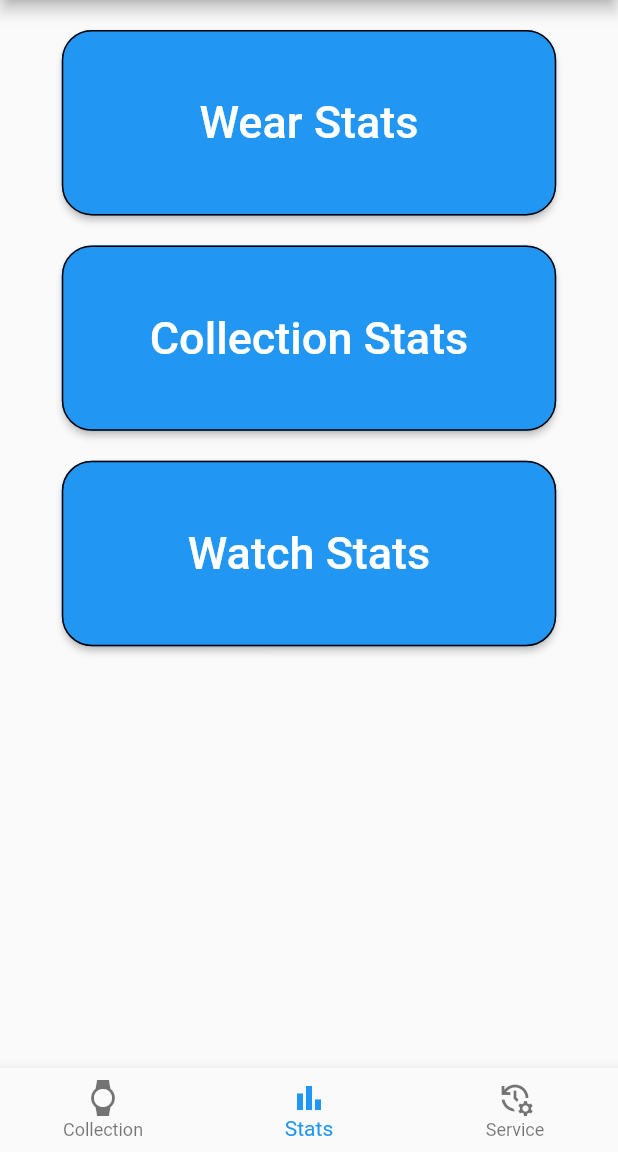
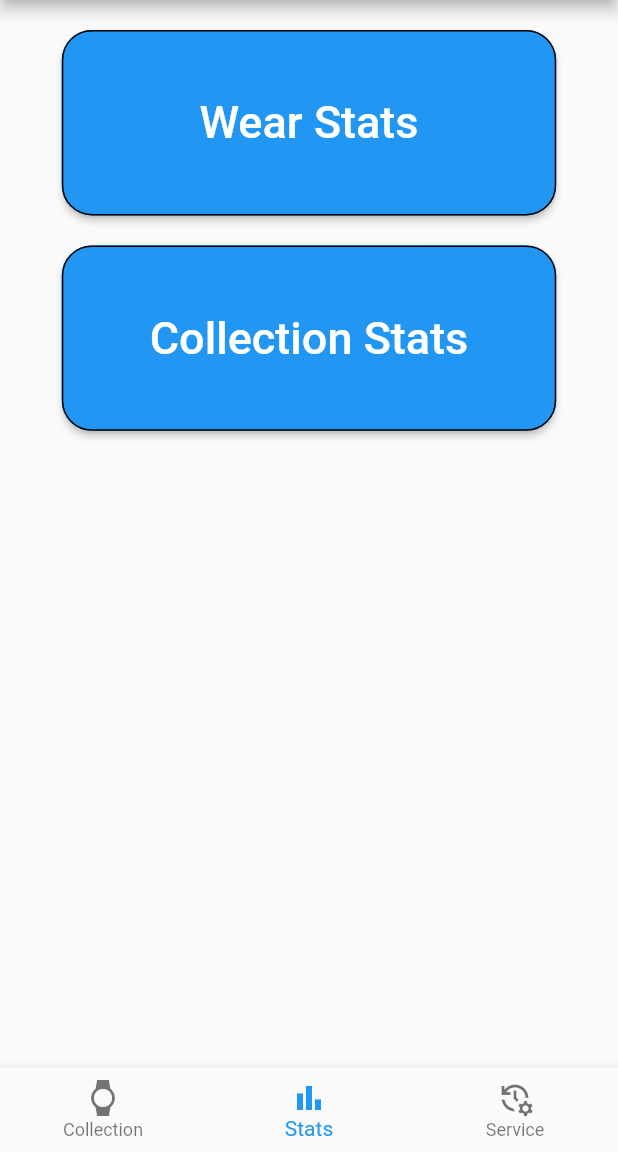
Before and after one commit to Stif-UK/WristCheck, a Flutter app: the screen it shows after launch, item 2 of the bottom bar chosen, on a phone screen of 412 x 824 dp, the part 84-1236 px from its top. Run offline on Flutter 3.47's test engine with Material 2 defaults, Android fonts, the phone set to English and light mode, and no system bars; our stand-ins replace get, hive, hive_flutter, image_cropper, image_picker, jiffy and 1 more; accounts and stored records are empty.

Commit message:
hiding watch stats button until required

```diff
--- a/lib/ui/StatsWidget.dart
+++ b/lib/ui/StatsWidget.dart
@@ -81,33 +81,33 @@ class _StatsWidgetState extends State<StatsWidget> {
 
 
         //Button 3: Link to Watch Stats
-        const SizedBox(height: 20),
-        Align(
-          alignment: Alignment.center,
-          child: SizedBox(
-            width: (MediaQuery.of(context).size.width)*0.8,
-            height: (MediaQuery.of(context).size.height)*0.15,
-            child: ElevatedButton(
-                child: const Padding(
-                  padding: EdgeInsets.all(12.0),
-                  child: Text("Watch Stats",
-                    style: TextStyle(
-                      fontSize: 30,
-                    ),),
-                ),
-                onPressed: (){ },
-                style: ButtonStyle(
-                    shape: MaterialStateProperty.all<RoundedRectangleBorder>(
-                        RoundedRectangleBorder(
-                            borderRadius: BorderRadius.circular(20.0),
-                            side: const BorderSide(color: Colors.black)
-                        )
-
-                    )
-                )
-            ),
-          ),
-        )
+        // const SizedBox(height: 20),
+        // Align(
+        //   alignment: Alignment.center,
+        //   child: SizedBox(
+        //     width: (MediaQuery.of(context).size.width)*0.8,
+        //     height: (MediaQuery.of(context).size.height)*0.15,
+        //     child: ElevatedButton(
+        //         child: const Padding(
+        //           padding: EdgeInsets.all(12.0),
+        //           child: Text("Watch Stats",
+        //             style: TextStyle(
+        //               fontSize: 30,
+        //             ),),
+        //         ),
+        //         onPressed: (){ },
+        //         style: ButtonStyle(
+        //             shape: MaterialStateProperty.all<RoundedRectangleBorder>(
+        //                 RoundedRectangleBorder(
+        //                     borderRadius: BorderRadius.circular(20.0),
+        //                     side: const BorderSide(color: Colors.black)
+        //                 )
+        //
+        //             )
+        //         )
+        //     ),
+        //   ),
+        // )
 
       ],
     );
```
